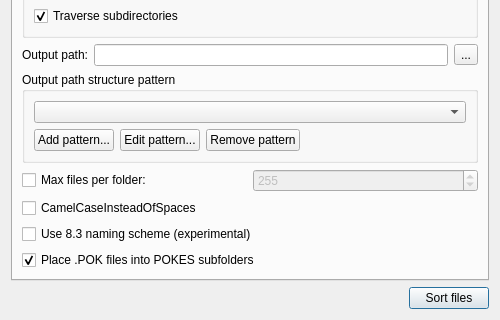
Above: ui/SorterLauncher.ui from ladyeklipse/ZX-Pokemaster before the change; both pictures show x 0 to 500 and y 230 to 550 of the 500 by 550 pixel window. Below: the same form after it.
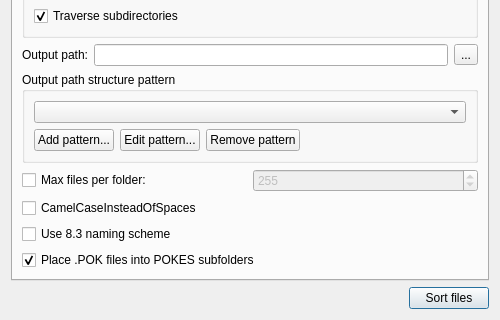
That is the form after the change. Icons and pictures are not drawn.

Commit message: Added [re-release], added [aka ...], added protection scheme data, fixed minor bugs.

```diff
--- a/ui/SorterLauncher.ui
+++ b/ui/SorterLauncher.ui
@@ -245,7 +245,7 @@
           <enum>Qt::NoFocus</enum>
          </property>
          <property name="text">
-          <string>Use 8.3 naming scheme (experimental)</string>
+          <string>Use 8.3 naming scheme</string>
          </property>
         </widget>
        </item>
```
Left out of the diff: 2 changed lines with no effect on the pictures. The commit also changes 26 other files.
